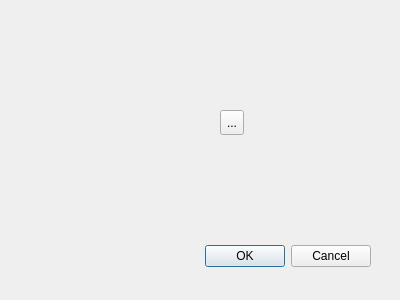
First picture: the form in MealAdmin/dialogsupplier.ui, repository WernerHugendubel/mealadmin, before the edit.
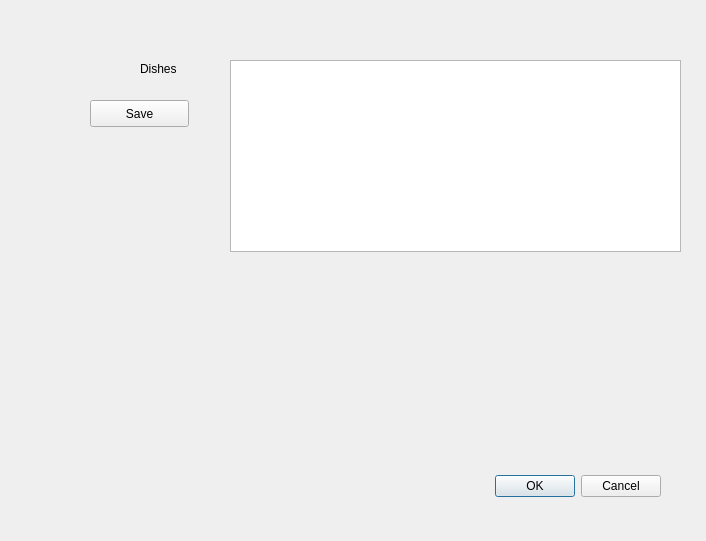
Second picture: the form after the edit.

```diff
--- a/MealAdmin/dialogsupplier.ui
+++ b/MealAdmin/dialogsupplier.ui
@@ -6,8 +6,8 @@
    <rect>
     <x>0</x>
     <y>0</y>
-    <width>400</width>
-    <height>300</height>
+    <width>706</width>
+    <height>541</height>
    </rect>
   </property>
   <property name="windowTitle">
@@ -16,8 +16,8 @@
   <widget class="QDialogButtonBox" name="buttonBox">
    <property name="geometry">
     <rect>
-     <x>30</x>
-     <y>240</y>
+     <x>320</x>
+     <y>470</y>
      <width>341</width>
      <height>32</height>
     </rect>
@@ -29,17 +29,40 @@
     <set>QDialogButtonBox::Cancel|QDialogButtonBox::Ok</set>
    </property>
   </widget>
-  <widget class="QToolButton" name="toolButton">
+  <widget class="QTableView" name="tableViewDish">
    <property name="geometry">
     <rect>
-     <x>220</x>
-     <y>110</y>
-     <width>24</width>
-     <height>25</height>
+     <x>230</x>
+     <y>60</y>
+     <width>451</width>
+     <height>192</height>
     </rect>
    </property>
+  </widget>
+  <widget class="QLabel" name="label">
+   <property name="geometry">
+    <rect>
+     <x>140</x>
+     <y>60</y>
+     <width>67</width>
+     <height>17</height>
+    </rect>
+   </property>
    <property name="text">
-    <string>...</string>
+    <string>Dishes</string>
+   </property>
+  </widget>
+  <widget class="QPushButton" name="pushButtonSave">
+   <property name="geometry">
+    <rect>
+     <x>90</x>
+     <y>100</y>
+     <width>99</width>
+     <height>27</height>
+    </rect>
+   </property>
+   <property name="text">
+    <string>Save</string>
    </property>
   </widget>
  </widget>
```
